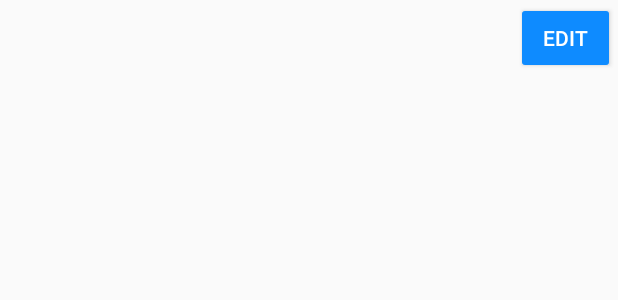
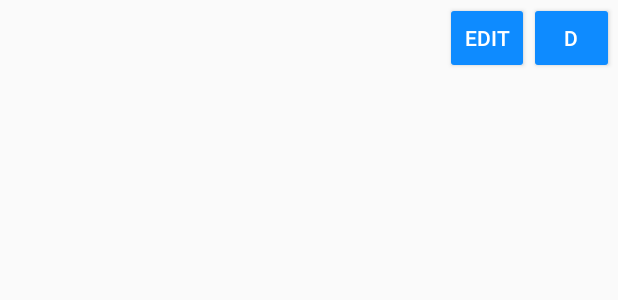
Before and after one commit to ivanfs20/AccesIto_App, an Android app built with Jetpack Compose: the layout item_usuarios_seguridad.xml on its own in the app's theme, with its tools: preview values and no code run, on a phone screen of 412 x 824 dp. Shown: the top 300 px of the screen. Run offline under Robolectric (Android 15) with nearby library versions, the phone set to English and light mode, and no system bars.

Commit message:
Update item_usuarios_seguridad.xml

```diff
--- a/app/src/main/res/layout/item_usuarios_seguridad.xml
+++ b/app/src/main/res/layout/item_usuarios_seguridad.xml
@@ -53,4 +53,15 @@
         android:backgroundTint="#0e8bff"
         android:textColor="@android:color/white"/>
 
+    <!--Botoín Editar -->
+    <Button
+        android:id="@+id/btnEliminarSeguridad"
+        android:layout_width="0dp"
+        android:layout_height="48dp"
+        android:layout_weight="0.8"
+        android:text="D"
+        android:textAllCaps="false"
+        android:backgroundTint="#0e8bff"
+        android:textColor="@android:color/white"/>
+
 </LinearLayout>
```
